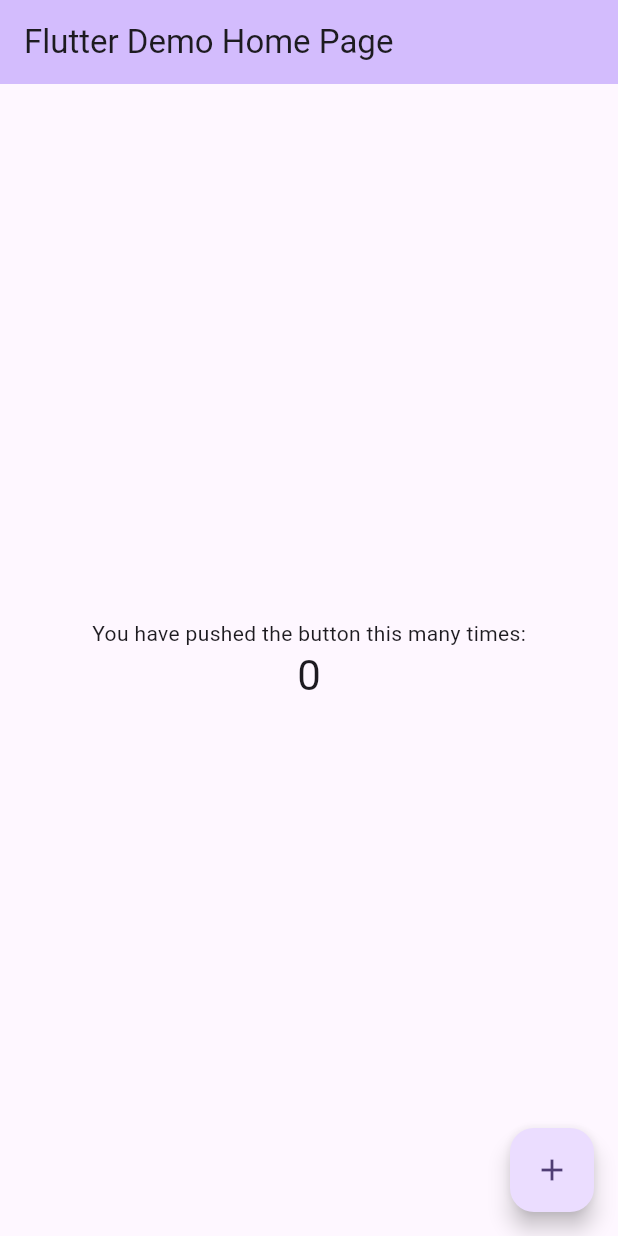
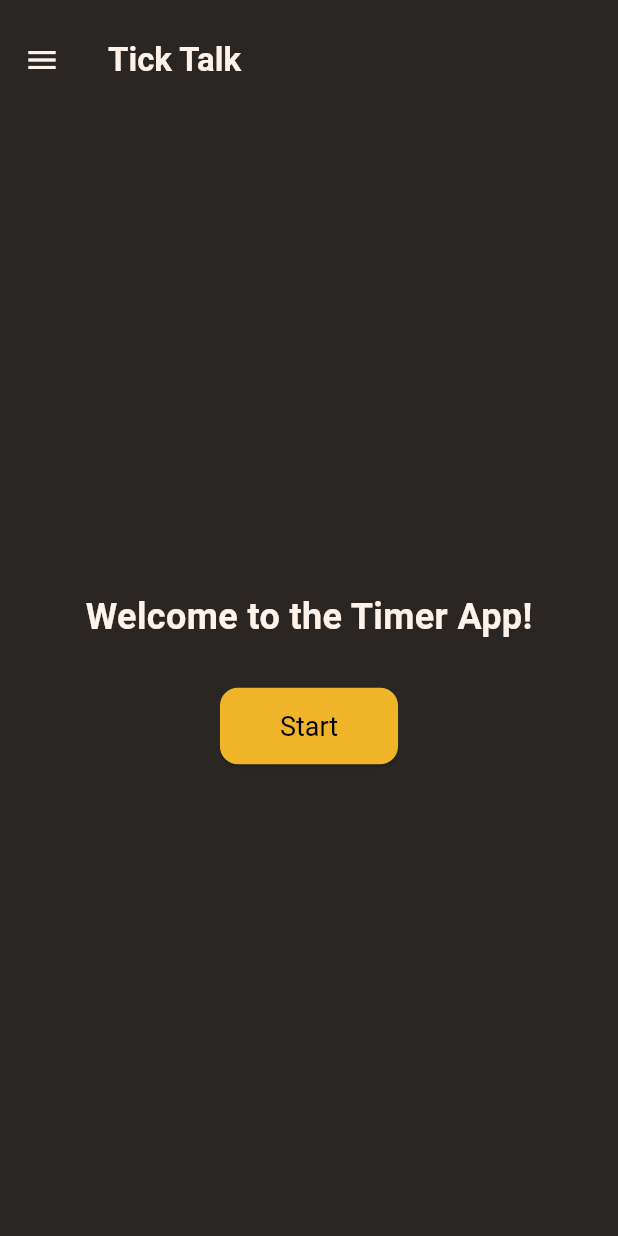
Before and after one commit to devgrg25/TickTalk-User-Stories-and-Project-Setup-Group-2-, a Flutter app: the screen it shows after launch, on a phone screen of 412 x 824 dp. Run offline on Flutter 3.47's test engine with Material 3 defaults, Android fonts, the phone set to English and light mode, and no system bars.

Commit message:
The initial commit. Basic TickTalk app.

```diff
--- /dev/null
+++ b/lib/homepage.dart
@@ -0,0 +1,60 @@
+import 'package:flutter/material.dart';
+
+class HomePage extends StatefulWidget {
+  // Use const constructor for widgets that don't change
+  const HomePage({super.key});
+
+  @override
+  State<HomePage> createState() => _HomePageState();
+}
+
+class _HomePageState extends State<HomePage> {
+  @override
+  Widget build(BuildContext context) {
+    return Scaffold(
+      appBar: AppBar(
+        // CHANGE: Increased toolbarHeight to add vertical space
+        toolbarHeight: 80,
+        // CHANGE: Moved the PopupMenuButton to the `leading` property for the left side
+        leading: PopupMenuButton(
+          icon: const Icon(Icons.menu), // Added a standard menu icon
+          itemBuilder: (context) => [
+            const PopupMenuItem(child: Text('Settings')),
+            const PopupMenuItem(child: Text('About')),
+          ],
+        ),
+        title: const Text('Tick Talk'),
+        centerTitle: false,
+        // CHANGE: The `actions` property is now removed as it's no longer needed
+      ),
+      body: Center(
+        child: Column(
+          mainAxisAlignment: MainAxisAlignment.center,
+          children: [
+            const Text(
+              'Welcome to the Timer App!',
+              style: TextStyle(
+                fontSize: 24,
+                fontWeight: FontWeight.bold,
+              ),
+            ),
+            const SizedBox(height: 30),
+            ElevatedButton(
+              onPressed: () {
+                ScaffoldMessenger.of(context).showSnackBar(
+                  const SnackBar(content: Text('Timer Started!')),
+                );
+              },
+              style: ElevatedButton.styleFrom(
+                padding:
+                const EdgeInsets.symmetric(horizontal: 40, vertical: 15),
+                textStyle: const TextStyle(fontSize: 18),
+              ),
+              child: const Text('Start'),
+            ),
+          ],
+        ),
+      ),
+    );
+  }
+}
--- a/lib/main.dart
+++ b/lib/main.dart
@@ -1,4 +1,5 @@
 import 'package:flutter/material.dart';
+import 'homepage.dart';
 
 void main() {
   runApp(const MyApp());
@@ -10,113 +11,51 @@ class MyApp extends StatelessWidget {
   // This widget is the root of your application.
   @override
   Widget build(BuildContext context) {
+    const backgroundColor = Color(0xFF2A2623); // Very Dark Sepia
+    const textColor = Color(0xFFFFF3E9);       // Warm Cream
+    const primaryColor = Color(0xFFF0B429);    // Warm Amber
+    const successColor = Color(0xFF7FB58B);    // Sage Green
+    const errorColor = Color(0xFFD96F4E);      // Terracotta
+
     return MaterialApp(
-      title: 'Flutter Demo',
+      title: 'Natural Timer App',
+      debugShowCheckedModeBanner: false,
       theme: ThemeData(
-        // This is the theme of your application.
-        //
-        // TRY THIS: Try running your application with "flutter run". You'll see
-        // the application has a purple toolbar. Then, without quitting the app,
-        // try changing the seedColor in the colorScheme below to Colors.green
-        // and then invoke "hot reload" (save your changes or press the "hot
-        // reload" button in a Flutter-supported IDE, or press "r" if you used
-        // the command line to start the app).
-        //
-        // Notice that the counter didn't reset back to zero; the application
-        // state is not lost during the reload. To reset the state, use hot
-        // restart instead.
-        //
-        // This works for code too, not just values: Most code changes can be
-        // tested with just a hot reload.
-        colorScheme: ColorScheme.fromSeed(seedColor: Colors.deepPurple),
+        useMaterial3: true,
+        scaffoldBackgroundColor: backgroundColor,
+        colorScheme: ColorScheme(
+          brightness: Brightness.dark,
+          primary: primaryColor,
+          onPrimary: Colors.black, // text color on buttons
+          secondary: successColor,
+          onSecondary: Colors.black,
+          error: errorColor,
+          onError: Colors.white,
+          background: backgroundColor,
+          onBackground: textColor,
+          surface: backgroundColor,
+          onSurface: textColor,
+        ),
+        textTheme: const TextTheme(
+          bodyLarge: TextStyle(color: textColor),
+          bodyMedium: TextStyle(color: textColor),
+          titleLarge: TextStyle(
+            color: textColor,
+            fontWeight: FontWeight.bold,
+          ),
+        ),
+        elevatedButtonTheme: ElevatedButtonThemeData(
+          style: ElevatedButton.styleFrom(
+            backgroundColor: primaryColor,
+            foregroundColor: Colors.black,
+            padding: const EdgeInsets.symmetric(horizontal: 40, vertical: 15),
+            shape: RoundedRectangleBorder(
+              borderRadius: BorderRadius.all(Radius.circular(12)),
+            ),
+          ),
+        ),
       ),
-      home: const MyHomePage(title: 'Flutter Demo Home Page'),
+      home: HomePage(),
     );
   }
 }
-
-class MyHomePage extends StatefulWidget {
-  const MyHomePage({super.key, required this.title});
-
-  // This widget is the home page of your application. It is stateful, meaning
-  // that it has a State object (defined below) that contains fields that affect
-  // how it looks.
-
-  // This class is the configuration for the state. It holds the values (in this
-  // case the title) provided by the parent (in this case the App widget) and
-  // used by the build method of the State. Fields in a Widget subclass are
-  // always marked "final".
-
-  final String title;
-
-  @override
-  State<MyHomePage> createState() => _MyHomePageState();
-}
-
-class _MyHomePageState extends State<MyHomePage> {
-  int _counter = 0;
-
-  void _incrementCounter() {
-    setState(() {
-      // This call to setState tells the Flutter framework that something has
-      // changed in this State, which causes it to rerun the build method below
-      // so that the display can reflect the updated values. If we changed
-      // _counter without calling setState(), then the build method would not be
-      // called again, and so nothing would appear to happen.
-      _counter++;
-    });
-  }
-
-  @override
-  Widget build(BuildContext context) {
-    // This method is rerun every time setState is called, for instance as done
-    // by the _incrementCounter method above.
-    //
-    // The Flutter framework has been optimized to make rerunning build methods
-    // fast, so that you can just rebuild anything that needs updating rather
-    // than having to individually change instances of widgets.
-    return Scaffold(
-      appBar: AppBar(
-        // TRY THIS: Try changing the color here to a specific color (to
-        // Colors.amber, perhaps?) and trigger a hot reload to see the AppBar
-        // change color while the other colors stay the same.
-        backgroundColor: Theme.of(context).colorScheme.inversePrimary,
-        // Here we take the value from the MyHomePage object that was created by
-        // the App.build method, and use it to set our appbar title.
-        title: Text(widget.title),
-      ),
-      body: Center(
-        // Center is a layout widget. It takes a single child and positions it
-        // in the middle of the parent.
-        child: Column(
-          // Column is also a layout widget. It takes a list of children and
-          // arranges them vertically. By default, it sizes itself to fit its
-          // children horizontally, and tries to be as tall as its parent.
-          //
-          // Column has various properties to control how it sizes itself and
-          // how it positions its children. Here we use mainAxisAlignment to
-          // center the children vertically; the main axis here is the vertical
-          // axis because Columns are vertical (the cross axis would be
-          // horizontal).
-          //
-          // TRY THIS: Invoke "debug painting" (choose the "Toggle Debug Paint"
-          // action in the IDE, or press "p" in the console), to see the
-          // wireframe for each widget.
-          mainAxisAlignment: MainAxisAlignment.center,
-          children: <Widget>[
-            const Text('You have pushed the button this many times:'),
-            Text(
-              '$_counter',
-              style: Theme.of(context).textTheme.headlineMedium,
-            ),
-          ],
-        ),
-      ),
-      floatingActionButton: FloatingActionButton(
-        onPressed: _incrementCounter,
-        tooltip: 'Increment',
-        child: const Icon(Icons.add),
-      ), // This trailing comma makes auto-formatting nicer for build methods.
-    );
-  }
-}
```
Also changed, not shown: lib/T3 - US 1/T3.dart (added).
